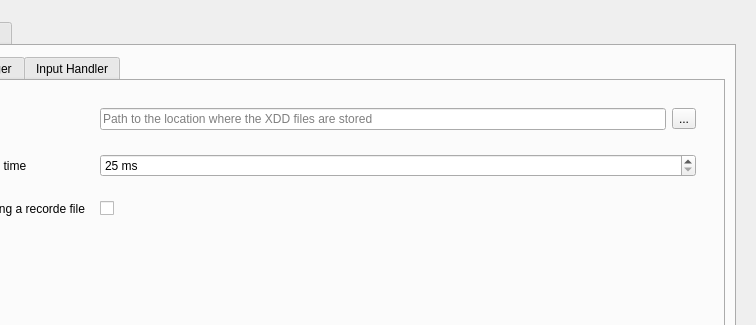
Qt form libEPLViz/ui/settingswindow.ui (epl-viz/EPL-Viz) before a commit; both pictures show x 517 to 1273 and y 0 to 325 of the 1273 by 754 pixel window.
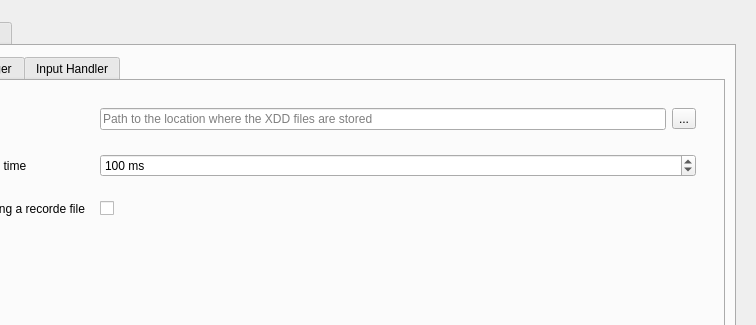
The same form after that commit. The open tabs and pages were chosen to show the change.

Commit message: Finished settings window

```diff
--- a/libEPLViz/ui/settingswindow.ui
+++ b/libEPLViz/ui/settingswindow.ui
@@ -139,6 +139,9 @@
                       <property name="maximum">
                        <number>10000</number>
                       </property>
+                      <property name="value">
+                       <number>100</number>
+                      </property>
                      </widget>
                     </item>
                    </layout>
```
Left out of the diff: 2 changed lines with no effect on the pictures. The commit also changes 1 other file.
